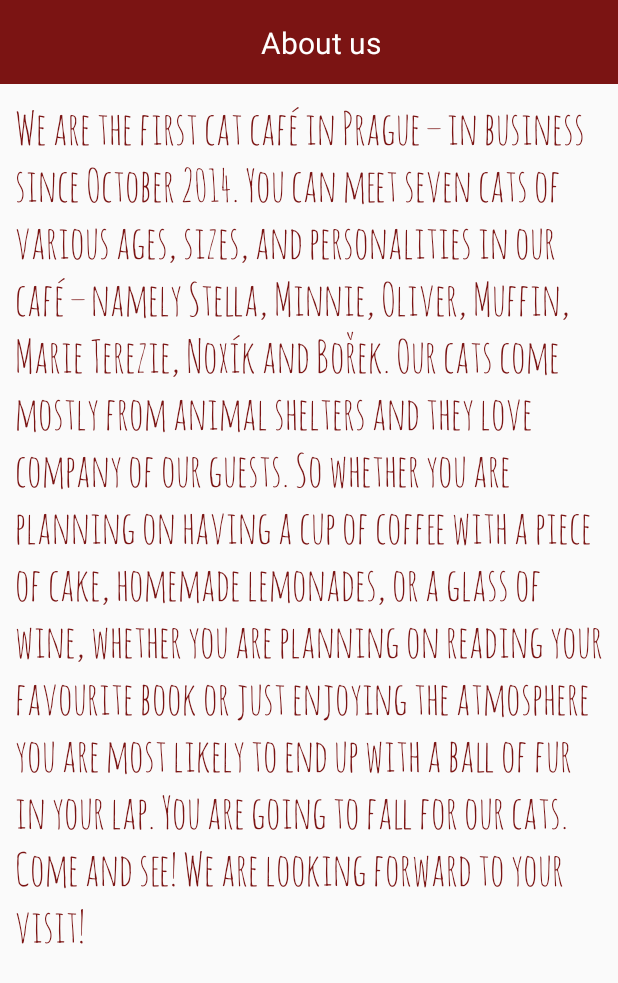
After one commit to kjs566/kockafe-android, an Android app: the AboutActivity screen opened directly, with no data from a screen before it, on a phone screen of 412 x 824 dp. The commit adds this screen. Shown: the top 983 px of the screen. Run offline under Robolectric (Android 15) with nearby library versions, the phone set to English and light mode, and no system bars.

Commit message:
added about activity and background

```diff
--- a/base/src/main/java/com/kjs566/kockafe/base/BaseActivity.java
+++ b/base/src/main/java/com/kjs566/kockafe/base/BaseActivity.java
@@ -1,11 +1,13 @@
 package com.kjs566.kockafe.base;
 
+import android.support.annotation.DrawableRes;
 import android.support.annotation.LayoutRes;
 import android.support.v7.app.AppCompatActivity;
 import android.os.Bundle;
 import android.support.v7.widget.Toolbar;
 import android.view.View;
 import android.view.ViewGroup;
+import android.widget.ImageView;
 import android.widget.TextView;
 
 import com.kjs566.kockafe.R;
@@ -17,6 +19,7 @@ public abstract class BaseActivity extends AppCompatActivity {
     private Toolbar mToolbar;
     private TextView mTitleTextView;
     private ViewGroup mContentView;
+    private ImageView mBackgroundImageView;
 
     @Override
     protected void onCreate(Bundle savedInstanceState) {
@@ -26,6 +29,7 @@ public abstract class BaseActivity extends AppCompatActivity {
         mToolbar = findViewById(R.id.toolbar);
         mTitleTextView = mToolbar.findViewById(R.id.tv_title);
         mContentView = findViewById(R.id.content_view);
+        mBackgroundImageView = findViewById(R.id.iv_background);
 
         setSupportActionBar(mToolbar);
     }
@@ -47,4 +51,8 @@ public abstract class BaseActivity extends AppCompatActivity {
     public void setTitle(CharSequence title) {
         mTitleTextView.setText(title);
     }
+
+    public void setBackgroundImage(@DrawableRes int drawableRes){
+        mBackgroundImageView.setImageDrawable(getResources().getDrawable(drawableRes));
+    }
 }
--- a/base/src/main/res/layout/activity_base.xml
+++ b/base/src/main/res/layout/activity_base.xml
@@ -22,7 +22,7 @@
                 android:layout_width="wrap_content"
                 android:layout_height="wrap_content"
                 android:textColor="@color/white"
-                android:textSize="26sp"
+                android:textSize="20sp"
                 app:layout_constraintBottom_toBottomOf="parent"
                 app:layout_constraintLeft_toLeftOf="parent"
                 app:layout_constraintRight_toRightOf="parent"
@@ -32,15 +32,25 @@
         </android.support.constraint.ConstraintLayout>
     </android.support.v7.widget.Toolbar>
 
+    <ImageView
+        android:id="@+id/iv_background"
+        android:layout_width="0dp"
+        android:layout_height="0dp"
+        android:scaleType="centerCrop"
+        app:layout_constraintBottom_toBottomOf="parent"
+        app:layout_constraintLeft_toLeftOf="parent"
+        app:layout_constraintRight_toRightOf="parent"
+        app:layout_constraintTop_toBottomOf="@id/toolbar"
+        />
+
     <FrameLayout
         android:id="@+id/content_view"
-        android:layout_width="387dp"
+        android:layout_width="0dp"
         android:layout_height="0dp"
         app:layout_constraintBottom_toBottomOf="parent"
         app:layout_constraintLeft_toLeftOf="parent"
         app:layout_constraintRight_toRightOf="parent"
         app:layout_constraintTop_toBottomOf="@id/toolbar">
-
     </FrameLayout>
 
 </android.support.constraint.ConstraintLayout>
--- a/base/src/main/res/values/dimens.xml
+++ b/base/src/main/res/values/dimens.xml
@@ -1,4 +1,4 @@
 <?xml version="1.0" encoding="utf-8"?>
 <resources>
-    <dimen name="toolbar_height">72dp</dimen>
+    <dimen name="toolbar_height">56dp</dimen>
 </resources>
--- a/base/src/main/res/values/styles.xml
+++ b/base/src/main/res/values/styles.xml
@@ -16,4 +16,10 @@
         <item name="android:paddingBottom">0dp</item>
     </style>
 
+    <style name="StyledText">
+        <item name="android:fontFamily">@font/amatic_font</item>
+        <item name="android:textSize">30sp</item>
+        <item name="android:textColor">@color/colorPrimary</item>
+    </style>
+
 </resources>
--- /dev/null
+++ b/feature/src/main/java/com/kjs566/kockafe/feature/AboutActivity.java
@@ -0,0 +1,14 @@
+package com.kjs566.kockafe.feature;
+
+import android.os.Bundle;
+
+import com.kjs566.kockafe.base.BaseActivity;
+
+public class AboutActivity extends BaseActivity{
+    @Override
+    protected void onCreate(Bundle savedInstanceState) {
+        super.onCreate(savedInstanceState);
+        inflateContent(R.layout.activity_about_content);
+        setTitle(R.string.about_title);
+    }
+}
--- /dev/null
+++ b/feature/src/main/res/layout/activity_about_content.xml
@@ -0,0 +1,12 @@
+<?xml version="1.0" encoding="utf-8"?>
+<ScrollView
+    xmlns:android="http://schemas.android.com/apk/res/android" android:layout_width="match_parent"
+    android:layout_height="match_parent">
+
+    <TextView
+        style="@style/StyledText"
+        android:layout_width="match_parent"
+        android:layout_height="wrap_content"
+        android:layout_margin="10dp"
+        android:text="@string/about_text" />
+</ScrollView>
--- a/feature/src/main/res/layout/activity_home_content.xml
+++ b/feature/src/main/res/layout/activity_home_content.xml
@@ -11,7 +11,7 @@
         style="@style/MenuButton"
         android:layout_width="wrap_content"
         android:layout_height="wrap_content"
-        android:text="@string/about"
+        android:text="@string/about_title"
         app:layout_constraintBottom_toTopOf="@+id/btn_cats"
         app:layout_constraintEnd_toEndOf="parent"
         app:layout_constraintHorizontal_bias="0.5"
--- a/feature/src/main/res/values/strings.xml
+++ b/feature/src/main/res/values/strings.xml
@@ -1,9 +1,13 @@
 <resources>
+    <!-- HomeActivity menu items-->
     <string name="home_title">Cat Coffee Frey</string>
-    <string name="about">About us</string>
+    <string name="about_title">About us</string>
     <string name="our_fluffy_friends">Our fluffy friends</string>
     <string name="contact">Contact</string>
     <string name="game_find_cat">Game - Find cat</string>
     <string name="game_snake">Game - Snake</string>
     <string name="share_photo">Share Photo</string>
+
+    <!-- AboutActivity -->
+    <string name="about_text">We are the first cat café in Prague – in business since October 2014. You can meet seven cats of various ages, sizes, and personalities in our café – namely Stella, Minnie, Oliver, Muffin, Marie Terezie, Noxík and Bořek. Our cats come mostly from animal shelters and they love company of our guests. So whether you are planning on having a cup of coffee with a piece of cake, homemade lemonades, or a glass of wine, whether you are planning on reading your favourite book or just enjoying the atmosphere you are most likely to end up with a ball of fur in your lap. You are going to fall for our cats. Come and see! We are looking forward to your visit!</string>
 </resources>
```
Also changed, not shown: feature/src/main/AndroidManifest.xml (+13 -0 lines), feature/src/main/java/com/kjs566/kockafe/feature/HomeActivity.java (+44 -1 lines), feature/src/main/res/drawable/home_background.jpg (added).
